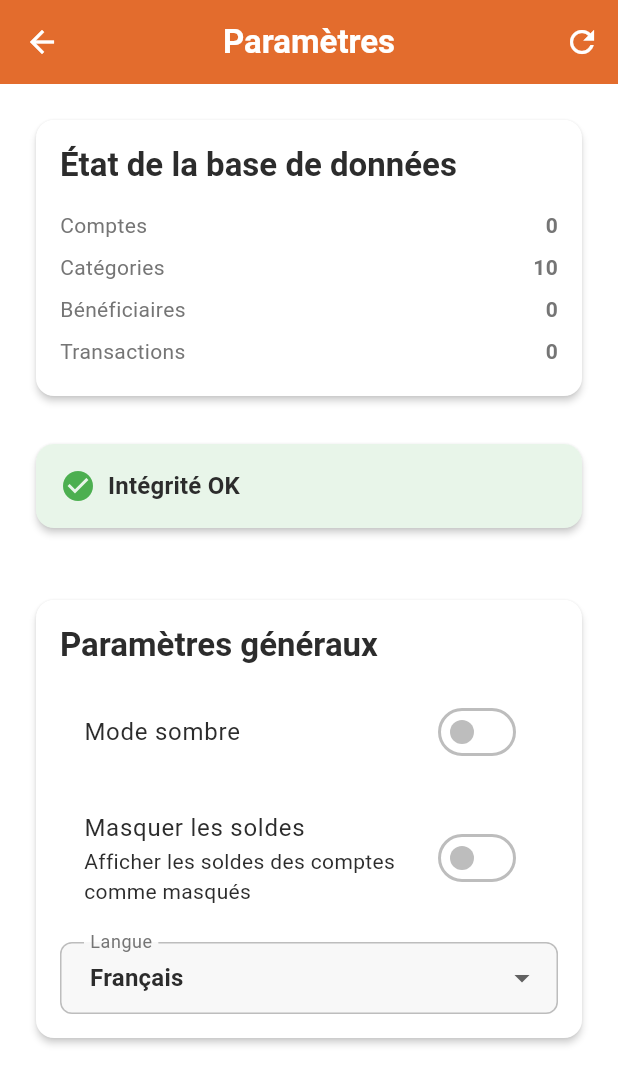
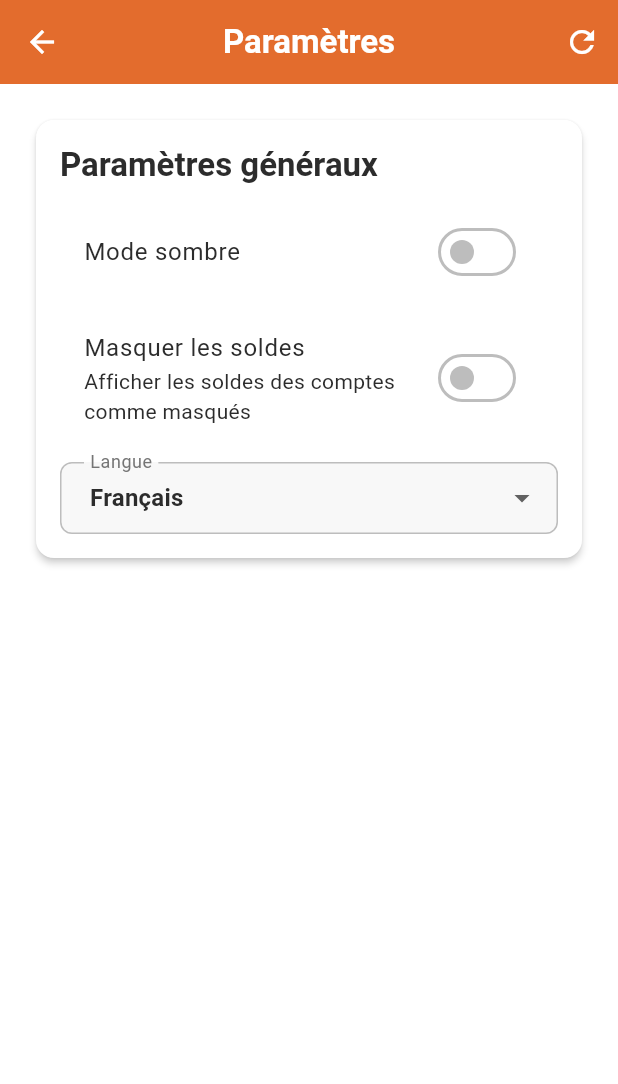
Before and after one commit to sedounet/dotlyn-apps, a Flutter app: the SettingsScreen screen opened directly, on a phone screen of 412 x 824 dp. Shown: the top 1084 px of the screen. Run offline on Flutter 3.47's test engine with Material 3 defaults, Android fonts, the phone set to English and light mode, and no system bars; our stand-ins replace drift, flutter_riverpod, sqflite_common_ffi; accounts and stored records are empty; generated files the repository leaves out were written again; Roboto replaces fonts that are missing (PlusJakartaSans); project files that could hold a hidden picture were left out.

Commit message:
[money_tracker] feat: Phase 0.1f UI lean & polish - ultra-lean MVP
- UX: Catégories et bénéficiaires cachés du menu drawer (UI simplifiée)
- UX: Transaction form avec ExpansionTile Options avancées (catégorie/bénéficiaire repliés)
- Settings: Section Dev/Debug moderne avec ExpansionTile (stats DB, intégrité, actions dev)
- Performance: Lazy loading DB seed (post-frame callback, databaseSeederProvider)
- Performance: count() au lieu de get() pour vérifier seed (10x plus rapide)
- Cleanup: Suppression boutons GitHub Issues et dépendance url_launcher
- Cleanup: Suppression fichiers doc obsolètes (PHASE2_INSTRUCTIONS, REFACTOR_INSTRUCTIONS)
- Doc: APP.md mis à jour avec Phase 0.1d complétée, Phase 0.1f en cours, stratégie lean
- Structure: DB intacte (tables complètes), UI minimaliste, prêt réintroduction v0.2+

```diff
--- a/apps/money_tracker/lib/providers/database_provider.dart
+++ b/apps/money_tracker/lib/providers/database_provider.dart
@@ -6,3 +6,9 @@ final databaseProvider = Provider<AppDatabase>((ref) {
   ref.onDispose(() => database.close());
   return database;
 });
+
+// Provider qui seed les données en arrière-plan (appelé explicitement si besoin)
+final databaseSeederProvider = FutureProvider<void>((ref) async {
+  final database = ref.watch(databaseProvider);
+  await database.seedInitialData();
+});
--- a/apps/money_tracker/lib/screens/settings/settings_screen.dart
+++ b/apps/money_tracker/lib/screens/settings/settings_screen.dart
@@ -89,133 +89,7 @@ class _SettingsScreenState extends ConsumerState<SettingsScreen> {
           : ListView(
               padding: const EdgeInsets.all(16),
               children: [
-                // Database stats
-                Card(
-                  child: Padding(
-                    padding: const EdgeInsets.all(16),
-                    child: Column(
-                      crossAxisAlignment: CrossAxisAlignment.start,
-                      children: [
-                        Text(
-                          'État de la base de données',
-                          style: Theme.of(context).textTheme.titleLarge,
-                        ),
-                        const SizedBox(height: 12),
-                        if (_dbStats != null) ...[
-                          StatRow(label: 'Comptes', value: _dbStats!['accounts']!.toString()),
-                          StatRow(label: 'Catégories', value: _dbStats!['categories']!.toString()),
-                          StatRow(
-                            label: 'Bénéficiaires',
-                            value: _dbStats!['beneficiaries']!.toString(),
-                          ),
-                          StatRow(
-                            label: 'Transactions',
-                            value: _dbStats!['transactions']!.toString(),
-                          ),
-                        ],
-                      ],
-                    ),
-                  ),
-                ),
-                const SizedBox(height: 16),
-
-                // Integrity check
-                if (_integrityIssues != null) ...[
-                  Card(
-                    color: _integrityIssues!.isEmpty ? Colors.green.shade50 : Colors.orange.shade50,
-                    child: Padding(
-                      padding: const EdgeInsets.all(16),
-                      child: Column(
-                        crossAxisAlignment: CrossAxisAlignment.start,
-                        children: [
-                          Row(
-                            children: [
-                              Icon(
-                                _integrityIssues!.isEmpty ? Icons.check_circle : Icons.warning,
-                                color: _integrityIssues!.isEmpty ? Colors.green : Colors.orange,
-                              ),
-                              const SizedBox(width: 8),
-                              Text(
-                                _integrityIssues!.isEmpty
-                                    ? 'Intégrité OK'
-                                    : '${_integrityIssues!.length} problème(s) détecté(s)',
-                                style: Theme.of(context).textTheme.titleMedium,
-                              ),
-                            ],
-                          ),
-                          if (_integrityIssues!.isNotEmpty) ...[
-                            const SizedBox(height: 12),
-                            ..._integrityIssues!.map(
-                              (issue) => Padding(
-                                padding: const EdgeInsets.only(bottom: 4),
-                                child: Text('• $issue', style: const TextStyle(fontSize: 12)),
-                              ),
-                            ),
-                          ],
-                        ],
-                      ),
-                    ),
-                  ),
-                  const SizedBox(height: 16),
-                ],
-
-                // Debug actions (only in debug mode)
-                if (kDebugMode) ...[
-                  Card(
-                    child: Padding(
-                      padding: const EdgeInsets.all(16),
-                      child: Column(
-                        crossAxisAlignment: CrossAxisAlignment.start,
-                        children: [
-                          Text(
-                            'Actions de développement',
-                            style: Theme.of(context).textTheme.titleLarge,
-                          ),
-                          const SizedBox(height: 12),
-                          const Text(
-                            '⚠️ Ces actions sont disponibles uniquement en mode debug',
-                            style: TextStyle(fontSize: 12, fontStyle: FontStyle.italic),
-                          ),
-                          const SizedBox(height: 16),
-
-                          SizedBox(
-                            width: double.infinity,
-                            child: ElevatedButton.icon(
-                              onPressed: _seedFakeData,
-                              icon: const Icon(Icons.science),
-                              label: const Text('Ajouter données de test'),
-                            ),
-                          ),
-                          const SizedBox(height: 8),
-
-                          SizedBox(
-                            width: double.infinity,
-                            child: ElevatedButton.icon(
-                              onPressed: () => _resetDatabase(includeFakeData: true),
-                              icon: const Icon(Icons.refresh),
-                              label: const Text('Reset DB (avec données test)'),
-                              style: ElevatedButton.styleFrom(backgroundColor: Colors.orange),
-                            ),
-                          ),
-                          const SizedBox(height: 8),
-
-                          SizedBox(
-                            width: double.infinity,
-                            child: ElevatedButton.icon(
-                              onPressed: () => _resetDatabase(includeFakeData: false),
-                              icon: const Icon(Icons.delete_forever),
-                              label: const Text('Reset DB (vide)'),
-                              style: ElevatedButton.styleFrom(backgroundColor: Colors.red),
-                            ),
-                          ),
-                        ],
-                      ),
-                    ),
-                  ),
-                ],
-
                 // General settings
-                const SizedBox(height: 16),
                 Card(
                   child: Padding(
                     padding: const EdgeInsets.all(16),
@@ -233,6 +107,158 @@ class _SettingsScreenState extends ConsumerState<SettingsScreen> {
                     ),
                   ),
                 ),
+
+                // Dev/Debug section (only in debug mode)
+                if (kDebugMode) ...[
+                  const SizedBox(height: 16),
+                  Card(
+                    child: Theme(
+                      data: Theme.of(context).copyWith(dividerColor: Colors.transparent),
+                      child: ExpansionTile(
+                        leading: const Icon(Icons.developer_mode),
+                        title: const Text('Dev / Debug'),
+                        subtitle: Text(
+                          'Outils de développement',
+                          style: Theme.of(context).textTheme.bodySmall,
+                        ),
+                        initiallyExpanded: false,
+                        children: [
+                          Padding(
+                            padding: const EdgeInsets.all(16),
+                            child: Column(
+                              crossAxisAlignment: CrossAxisAlignment.start,
+                              children: [
+                                // Database stats
+                                Text(
+                                  'État de la base de données',
+                                  style: Theme.of(
+                                    context,
+                                  ).textTheme.titleMedium?.copyWith(fontWeight: FontWeight.bold),
+                                ),
+                                const SizedBox(height: 12),
+                                if (_dbStats != null) ...[
+                                  StatRow(
+                                    label: 'Comptes',
+                                    value: _dbStats!['accounts']!.toString(),
+                                  ),
+                                  StatRow(
+                                    label: 'Catégories',
+                                    value: _dbStats!['categories']!.toString(),
+                                  ),
+                                  StatRow(
+                                    label: 'Bénéficiaires',
+                                    value: _dbStats!['beneficiaries']!.toString(),
+                                  ),
+                                  StatRow(
+                                    label: 'Transactions',
+                                    value: _dbStats!['transactions']!.toString(),
+                                  ),
+                                ],
+                                const Divider(height: 32),
+
+                                // Integrity check
+                                Text(
+                                  'Intégrité de la base',
+                                  style: Theme.of(
+                                    context,
+                                  ).textTheme.titleMedium?.copyWith(fontWeight: FontWeight.bold),
+                                ),
+                                const SizedBox(height: 12),
+                                if (_integrityIssues != null) ...[
+                                  Container(
+                                    padding: const EdgeInsets.all(12),
+                                    decoration: BoxDecoration(
+                                      color: _integrityIssues!.isEmpty
+                                          ? Colors.green.shade50
+                                          : Colors.orange.shade50,
+                                      borderRadius: BorderRadius.circular(8),
+                                    ),
+                                    child: Column(
+                                      crossAxisAlignment: CrossAxisAlignment.start,
+                                      children: [
+                                        Row(
+                                          children: [
+                                            Icon(
+                                              _integrityIssues!.isEmpty
+                                                  ? Icons.check_circle
+                                                  : Icons.warning,
+                                              color: _integrityIssues!.isEmpty
+                                                  ? Colors.green
+                                                  : Colors.orange,
+                                              size: 20,
+                                            ),
+                                            const SizedBox(width: 8),
+                                            Text(
+                                              _integrityIssues!.isEmpty
+                                                  ? 'Intégrité OK'
+                                                  : '${_integrityIssues!.length} problème(s)',
+                                              style: Theme.of(context).textTheme.bodyMedium
+                                                  ?.copyWith(fontWeight: FontWeight.bold),
+                                            ),
+                                          ],
+                                        ),
+                                        if (_integrityIssues!.isNotEmpty) ...[
+                                          const SizedBox(height: 8),
+                                          ..._integrityIssues!.map(
+                                            (issue) => Padding(
+                                              padding: const EdgeInsets.only(bottom: 4),
+                                              child: Text(
+                                                '• $issue',
+                                                style: const TextStyle(fontSize: 12),
+                                              ),
+                                            ),
+                                          ),
+                                        ],
+                                      ],
+                                    ),
+                                  ),
+                                ],
+                                const Divider(height: 32),
+
+                                // Dev actions
+                                Text(
+                                  'Actions de développement',
+                                  style: Theme.of(
+                                    context,
+                                  ).textTheme.titleMedium?.copyWith(fontWeight: FontWeight.bold),
+                                ),
+                                const SizedBox(height: 12),
+                                SizedBox(
+                                  width: double.infinity,
+                                  child: ElevatedButton.icon(
+                                    onPressed: _seedFakeData,
+                                    icon: const Icon(Icons.science),
+                                    label: const Text('Ajouter données de test'),
+                                  ),
+                                ),
+                                const SizedBox(height: 8),
+                                SizedBox(
+                                  width: double.infinity,
+                                  child: ElevatedButton.icon(
+                                    onPressed: () => _resetDatabase(includeFakeData: true),
+                                    icon: const Icon(Icons.refresh),
+                                    label: const Text('Reset DB (avec données test)'),
+                                    style: ElevatedButton.styleFrom(backgroundColor: Colors.orange),
+                                  ),
+                                ),
+                                const SizedBox(height: 8),
+                                SizedBox(
+                                  width: double.infinity,
+                                  child: ElevatedButton.icon(
+                                    onPressed: () => _resetDatabase(includeFakeData: false),
+                                    icon: const Icon(Icons.delete_forever),
+                                    label: const Text('Reset DB (vide)'),
+                                    style: ElevatedButton.styleFrom(backgroundColor: Colors.red),
+                                  ),
+                                ),
+                              ],
+                            ),
+                          ),
+                        ],
+                      ),
+                    ),
+                  ),
+                ],
               ],
             ),
     );
--- a/apps/money_tracker/pubspec.yaml
+++ b/apps/money_tracker/pubspec.yaml
@@ -36,6 +36,7 @@ dependencies:
   path: ^1.8.3
   flutter_riverpod: ^2.4.0
   intl: ^0.18.0
+  url_launcher: ^6.2.0
   dotlyn_ui:
     path: ../../packages/dotlyn_ui
   dotlyn_core:
```
Also changed, not shown: apps/money_tracker/lib/data/database/app_database.dart (+21 -51 lines), apps/money_tracker/lib/main.dart (+3 -9 lines), apps/money_tracker/lib/screens/home/home_screen.dart (+45 -80 lines), apps/money_tracker/lib/widgets/forms/transaction_form_sheet.dart (+74 -111 lines), 5 other files.
